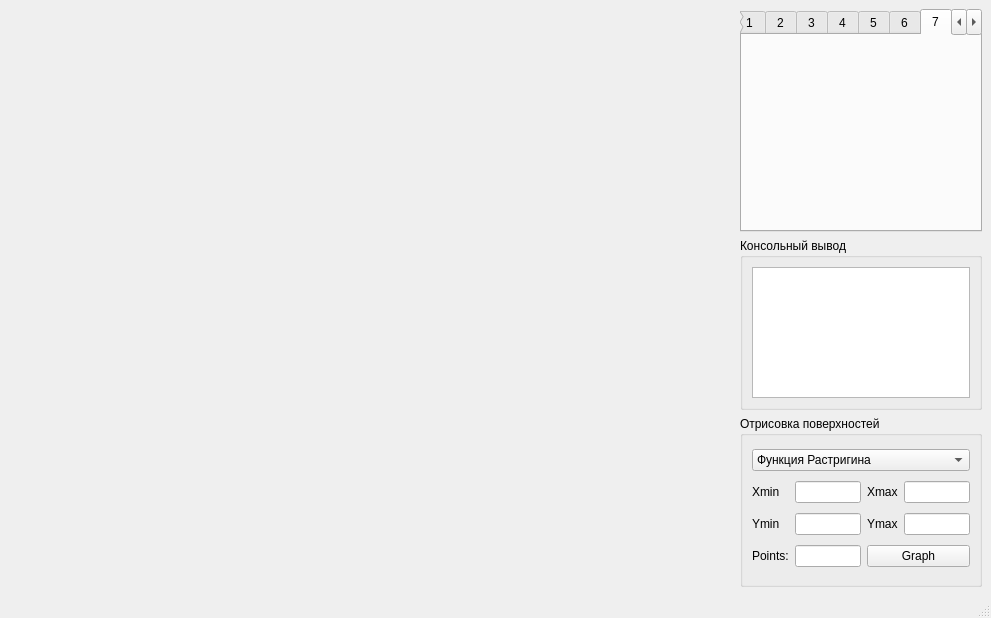
Dramaturg1/SearchOptimization, file src/ui/main.ui: the form before one commit.
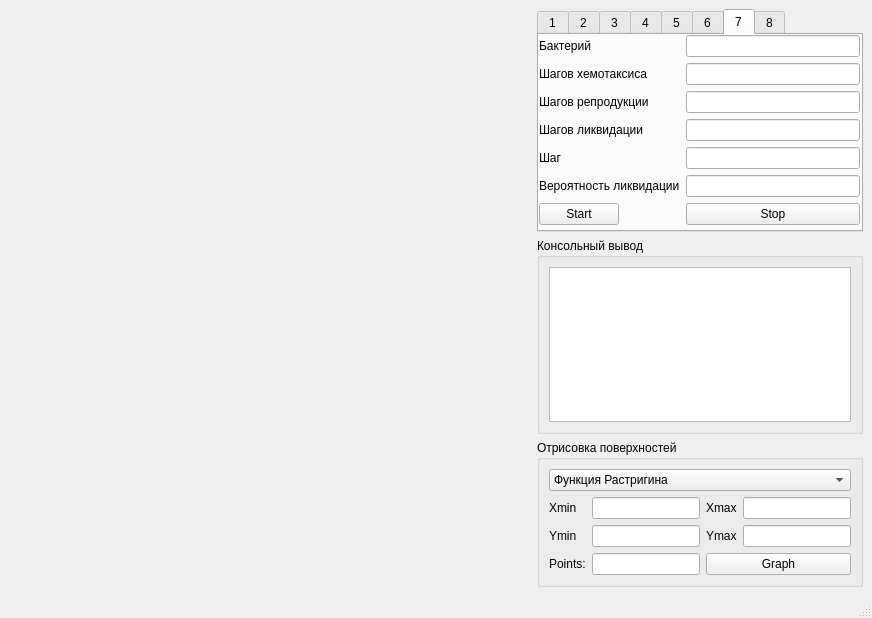
The form after the commit. The open tabs and pages were chosen to show the change.

What changed in the file:
```diff
--- a/src/ui/main.ui
+++ b/src/ui/main.ui
@@ -6,7 +6,7 @@
    <rect>
     <x>0</x>
     <y>0</y>
-    <width>991</width>
+    <width>872</width>
     <height>618</height>
    </rect>
   </property>
@@ -16,7 +16,7 @@
   <widget class="QWidget" name="centralwidget">
    <layout class="QVBoxLayout" name="verticalLayout_2">
     <item>
-     <layout class="QHBoxLayout" name="horizontalLayout" stretch="3,1">
+     <layout class="QHBoxLayout" name="horizontalLayout" stretch="3,0">
       <property name="sizeConstraint">
        <enum>QLayout::SizeConstraint::SetDefaultConstraint</enum>
       </property>
@@ -24,7 +24,7 @@
        <widget class="QWidget" name="widget" native="true"/>
       </item>
       <item>
-       <layout class="QVBoxLayout" name="verticalLayout" stretch="0,2,2">
+       <layout class="QVBoxLayout" name="verticalLayout" stretch="0,0,2">
         <item>
          <widget class="QTabWidget" name="tabWidget">
           <property name="currentIndex">
@@ -668,6 +668,99 @@
            <attribute name="title">
             <string>7</string>
            </attribute>
+           <widget class="QWidget" name="layoutWidget_2">
+            <property name="geometry">
+             <rect>
+              <x>0</x>
+              <y>0</y>
+              <width>321</width>
+              <height>221</height>
+             </rect>
+            </property>
+            <layout class="QFormLayout" name="formLayout_3">
+             <item row="0" column="0">
+              <widget class="QLabel" name="label_26">
+               <property name="text">
+                <string>Бактерий</string>
+               </property>
+              </widget>
+             </item>
+             <item row="0" column="1">
+              <widget class="QLineEdit" name="lineEdit_26"/>
+             </item>
+             <item row="1" column="0">
+              <widget class="QLabel" name="label_27">
+               <property name="text">
+                <string>Шагов хемотаксиса</string>
+               </property>
+              </widget>
+             </item>
+             <item row="1" column="1">
+              <widget class="QLineEdit" name="lineEdit_27"/>
+             </item>
+             <item row="2" column="0">
+              <widget class="QLabel" name="label_28">
+               <property name="text">
+                <string>Шагов репродукции</string>
+               </property>
+              </widget>
+             </item>
+             <item row="2" column="1">
+              <widget class="QLineEdit" name="lineEdit_28"/>
+             </item>
+             <item row="3" column="0">
+              <widget class="QLabel" name="label_29">
+               <property name="text">
+                <string>Шагов ликвидации</string>
+               </property>
+              </widget>
+             </item>
+             <item row="3" column="1">
+              <widget class="QLineEdit" name="lineEdit_29"/>
+             </item>
+             <item row="4" column="0">
+              <widget class="QLabel" name="label_30">
+               <property name="text">
+                <string>Шаг</string>
+               </property>
+              </widget>
+             </item>
+             <item row="4" column="1">
+              <widget class="QLineEdit" name="lineEdit_30"/>
+             </item>
+             <item row="5" column="0">
+              <widget class="QLabel" name="label_31">
+               <property name="text">
+                <string>Вероятность ликвидации</string>
+               </property>
+              </widget>
+             </item>
+             <item row="5" column="1">
+              <widget class="QLineEdit" name="lineEdit_31"/>
+             </item>
+             <item row="8" column="1">
+              <widget class="QPushButton" name="pushButton_25">
+               <property name="text">
+                <string>Reset</string>
+               </property>
+              </widget>
+             </item>
+             <item row="6" column="0">
+              <widget class="QPushButton" name="pushButton_23">
+               <property name="text">
+                <string>Start</string>
+               </property>
+              </widget>
+             </item>
+             <item row="6" column="1">
+              <widget class="QPushButton" name="pushButton_24">
+               <property name="text">
+                <string>Stop</string>
+               </property>
+              </widget>
+             </item>
+            </layout>
+           </widget>
           </widget>
           <widget class="QWidget" name="tab_8">
            <attribute name="title">
```
Left out of the diff: 13 changed lines with no effect on the pictures.
